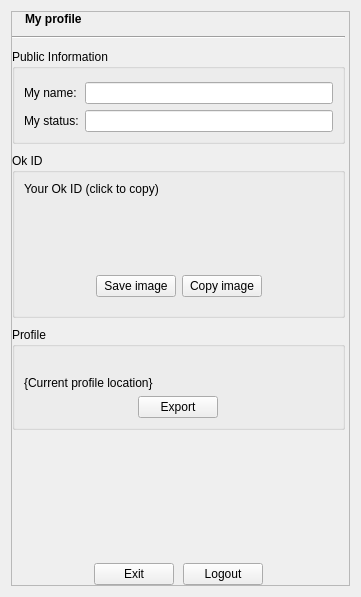
Before: the Qt Designer form src/modules/im/src/widget/form/profileform.ui in okstar-org/ok-msg-desktop, drawn with Qt 5.
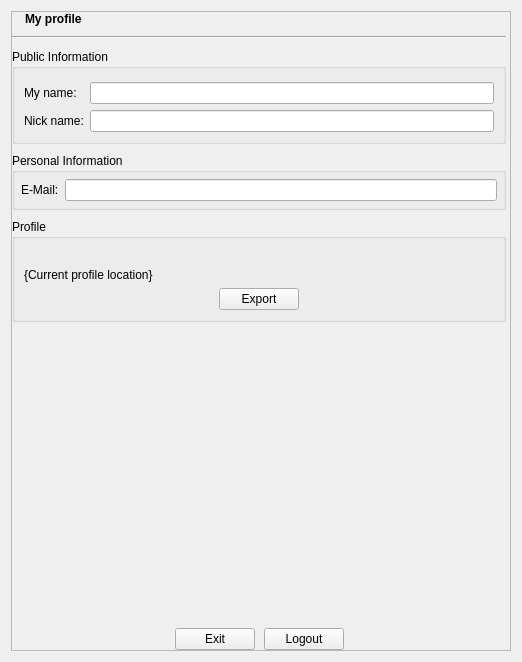
After: the same form once the commit is applied. Icons and pictures are not drawn. Custom widgets are drawn as their Qt base class.

What changed in the file:
```diff
--- a/src/modules/im/src/widget/form/profileform.ui
+++ b/src/modules/im/src/widget/form/profileform.ui
@@ -6,8 +6,8 @@
    <rect>
     <x>0</x>
     <y>0</y>
-    <width>361</width>
-    <height>597</height>
+       <width>522</width>
+       <height>662</height>
    </rect>
   </property>
   <property name="windowTitle">
@@ -30,8 +30,8 @@
        <rect>
         <x>0</x>
         <y>0</y>
-        <width>337</width>
-        <height>573</height>
+           <width>506</width>
+           <height>646</height>
        </rect>
       </property>
       <layout class="QVBoxLayout" name="verticalLayout_4" stretch="0,0,0,0,0,1,0">
@@ -93,6 +93,7 @@
            </property>
            <property name="font">
             <font>
+                <weight>75</weight>
              <bold>true</bold>
             </font>
            </property>
@@ -156,7 +157,7 @@
             <item row="1" column="0">
              <widget class="QLabel" name="statusMessageLabel">
               <property name="text">
-               <string>My status:</string>
+                  <string>Nick name:</string>
               </property>
              </widget>
             </item>
@@ -175,108 +176,33 @@
          </layout>
         </widget>
        </item>
-       <item alignment="Qt::AlignTop">
-        <widget class="QGroupBox" name="toxGroup">
-         <property name="title">
-          <string>Ok ID</string>
-         </property>
-         <layout class="QVBoxLayout" name="verticalLayout_3">
           <item>
-           <widget class="CroppingLabel" name="toxIdLabel">
-            <property name="toolTip">
-             <string comment="Ok ID tooltip">This bunch of characters tells other Tox clients how to contact you.
-Share it with your friends to communicate.</string>
-            </property>
-            <property name="text">
-             <string>Your Ok ID (click to copy)</string>
-            </property>
-           </widget>
-          </item>
-          <item>
-           <widget class="QLabel" name="toxId">
-            <property name="accessibleDescription">
-             <string>Your Ok ID</string>
-            </property>
-            <property name="textFormat">
-             <enum>Qt::RichText</enum>
-            </property>
-           </widget>
-          </item>
-          <item>
-           <widget class="QFrame" name="verticalFrame">
-            <layout class="QVBoxLayout" name="verticalLayout_2"/>
-           </widget>
-          </item>
-          <item>
-           <widget class="QLabel" name="qrCode">
-            <property name="alignment">
-             <set>Qt::AlignCenter</set>
-            </property>
-           </widget>
-          </item>
-          <item>
-           <widget class="QFrame" name="horizontalFrame">
-            <layout class="QHBoxLayout" name="horizontalLayout_4">
-             <item>
-              <spacer name="horizontalSpacer">
-               <property name="orientation">
-                <enum>Qt::Horizontal</enum>
-               </property>
-               <property name="sizeHint" stdset="0">
-                <size>
-                 <width>40</width>
-                 <height>20</height>
-                </size>
-               </property>
-              </spacer>
-             </item>
-             <item>
-              <widget class="QPushButton" name="saveQr">
-               <property name="maximumSize">
-                <size>
-                 <width>80</width>
-                 <height>16777215</height>
-                </size>
-               </property>
-               <property name="accessibleDescription">
-                <string>Save QR image as file</string>
-               </property>
-               <property name="text">
-                <string>Save image</string>
-               </property>
-              </widget>
-             </item>
-             <item>
-              <widget class="QPushButton" name="copyQr">
-               <property name="maximumSize">
-                <size>
-                 <width>80</width>
-                 <height>16777215</height>
-                </size>
-               </property>
-               <property name="accessibleDescription">
-                <string>Copy QR image to clipboard</string>
-               </property>
-               <property name="text">
-                <string>Copy image</string>
-               </property>
-              </widget>
-             </item>
-             <item>
-              <spacer name="horizontalSpacer_2">
-               <property name="orientation">
-                <enum>Qt::Horizontal</enum>
-               </property>
-               <property name="sizeHint" stdset="0">
-                <size>
-                 <width>40</width>
-                 <height>20</height>
-                </size>
-               </property>
-              </spacer>
-             </item>
-            </layout>
-           </widget>
+              <widget class="QGroupBox" name="verticalGroupBox">
+                  <property name="title">
+                      <string>Personal Information</string>
+                  </property>
+                  <layout class="QFormLayout" name="profileGroup">
+                      <property name="leftMargin">
+                          <number>6</number>
+                      </property>
+                      <property name="topMargin">
+                          <number>6</number>
+                      </property>
+                      <property name="rightMargin">
+                          <number>6</number>
+                      </property>
+                      <property name="bottomMargin">
+                          <number>6</number>
+                      </property>
+                      <item row="0" column="0">
+                          <widget class="QLabel" name="email_label">
+                              <property name="text">
+                                  <string>E-Mail:</string>
+                              </property>
+                          </widget>
+                      </item>
+                      <item row="0" column="1">
+                          <widget class="QLineEdit" name="email"/>
           </item>
          </layout>
         </widget>
@@ -436,13 +362,6 @@
    </item>
   </layout>
  </widget>
- <customwidgets>
-  <customwidget>
-   <class>CroppingLabel</class>
-   <extends>QLabel</extends>
-   <header location="global">src/widget/tool/croppinglabel.h</header>
-  </customwidget>
- </customwidgets>
  <tabstops>
   <tabstop>scrollArea</tabstop>
   <tabstop>userName</tabstop>
```
Left out of the diff: 29 changed lines with no effect on the pictures.
